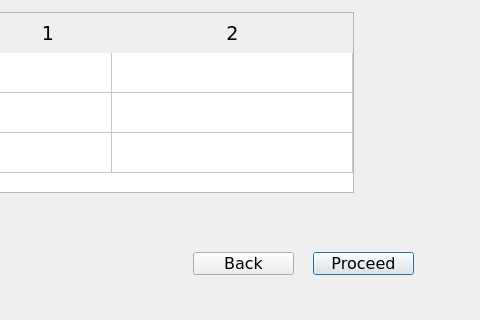
Before: the Qt Designer form PyQt/install/ConnectionStatus.ui in RajaSrinivasan/Projects, drawn with Qt 5; both pictures show x 97 to 577 and y 108 to 428 of the 577 by 428 pixel window.
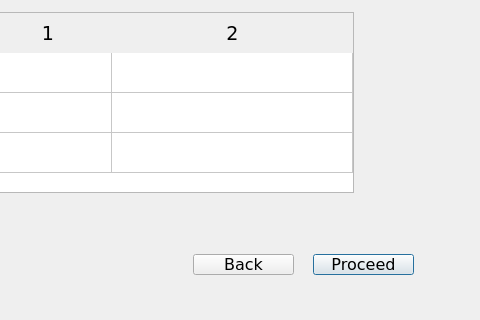
After: the same form once the commit is applied.

Diff of the .ui file:
```diff
--- a/PyQt/install/ConnectionStatus.ui
+++ b/PyQt/install/ConnectionStatus.ui
@@ -96,9 +96,9 @@
    <property name="geometry">
     <rect>
      <x>410</x>
-     <y>360</y>
+     <y>362</y>
      <width>101</width>
-     <height>23</height>
+     <height>21</height>
     </rect>
    </property>
    <property name="text">
@@ -109,9 +109,9 @@
    <property name="geometry">
     <rect>
      <x>290</x>
-     <y>360</y>
+     <y>362</y>
      <width>101</width>
-     <height>23</height>
+     <height>21</height>
     </rect>
    </property>
    <property name="text">
```
